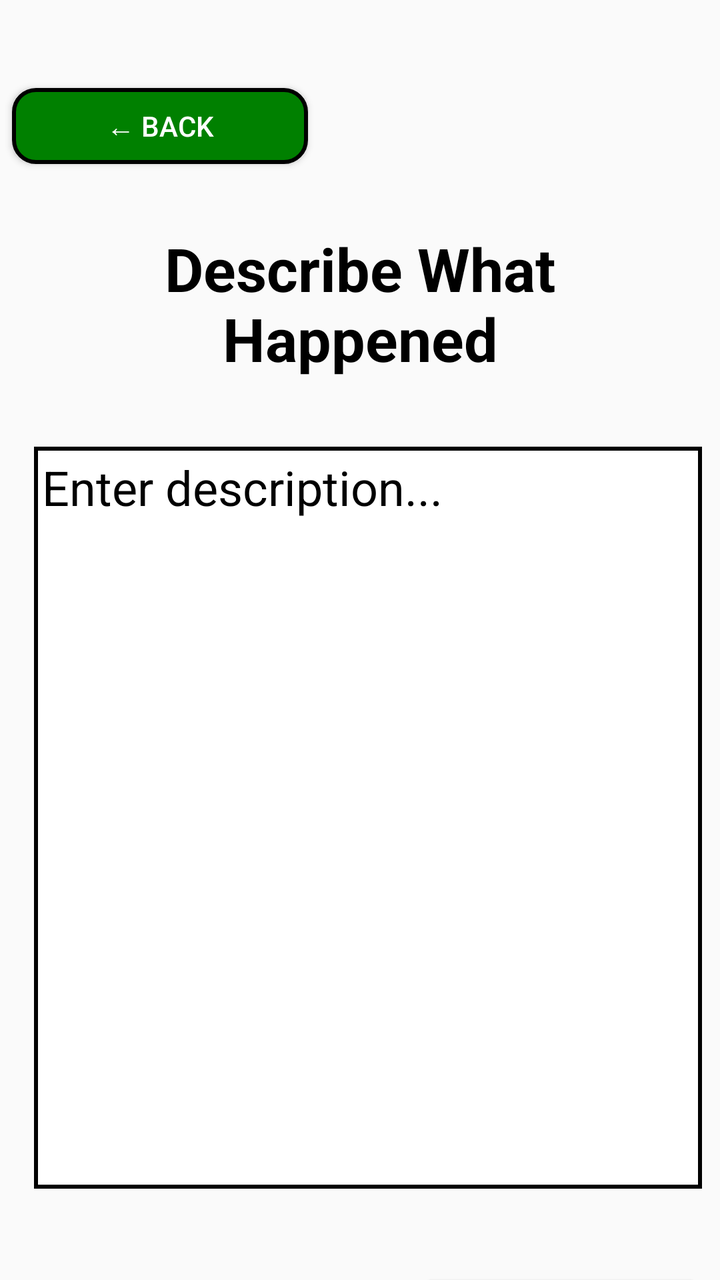
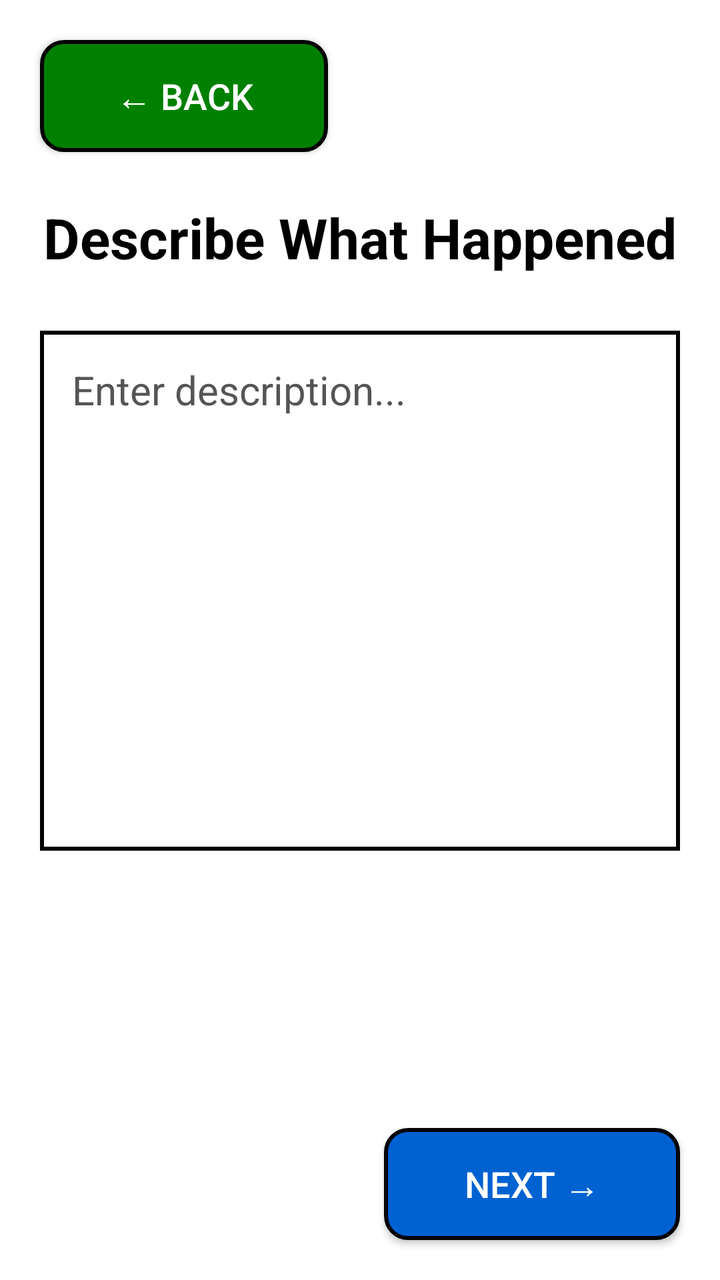

Two renders of the same Android screen: before a commit and after it. Below are the layout's source before the change and the commit's diff.
<!-- AndroidManifest.xml: application theme Theme.JavaReportingSystem -->
<!-- res/layout/activity_report_description.xml -->
<?xml version="1.0" encoding="utf-8"?>
<androidx.constraintlayout.widget.ConstraintLayout xmlns:android="http://schemas.android.com/apk/res/android"
    xmlns:app="http://schemas.android.com/apk/res-auto"
    xmlns:tools="http://schemas.android.com/tools"
    android:id="@+id/main"
    android:layout_width="match_parent"
    android:layout_height="match_parent"
    tools:context=".ui.ReportDescriptionActivity">

    
    <Button
        android:id="@+id/btnBack"
        android:layout_width="148dp"
        android:layout_height="38dp"
        android:layout_marginStart="6dp"
        android:layout_marginTop="44dp"
        android:background="@drawable/back_button"
        android:gravity="center"
        android:minWidth="0dp"
        android:minHeight="0dp"
        android:padding="0dp"
        android:text="← BACK"
        android:textAllCaps="false"
        android:textColor="@color/white"
        android:textSize="14sp"
        app:layout_constraintStart_toStartOf="parent"
        app:layout_constraintTop_toTopOf="parent" />

    
    <TextView
        android:id="@+id/tvHeading"
        android:layout_width="0dp"
        android:layout_height="wrap_content"
        android:layout_marginStart="24dp"
        android:layout_marginTop="32dp"
        android:layout_marginEnd="24dp"
        android:fontFamily="sans-serif"
        android:gravity="center"
        android:text="Describe What\nHappened"
        android:textColor="#000000"
        android:textSize="30sp"
        android:textStyle="bold"
        app:layout_constraintEnd_toEndOf="parent"
        app:layout_constraintStart_toStartOf="parent"
        app:layout_constraintTop_toBottomOf="@id/btnBack" />

    
    <EditText
        android:id="@+id/txtDescription"
        android:layout_width="334dp"
        android:layout_height="371dp"
        android:layout_marginStart="32dp"
        android:layout_marginTop="34dp"
        android:layout_marginEnd="24dp"
        android:layout_marginBottom="246dp"
        android:autofillHints="Type what happened"
        android:background="@drawable/description_border"
        android:gravity="top|start"
        android:hint="Enter description..."
        android:inputType="textMultiLine|textCapSentences"
        android:padding="4dp"
        android:scrollbars="vertical"
        android:textColor="@color/black"
        android:textColorHint="@color/black"
        android:textSize="24sp"
        app:layout_constraintBottom_toBottomOf="parent"
        app:layout_constraintEnd_toEndOf="parent"
        app:layout_constraintHeight_default="spread"
        app:layout_constraintStart_toStartOf="parent"
        app:layout_constraintTop_toBottomOf="@id/tvHeading"
        app:layout_constraintVertical_bias="0" />

    
    <Button
        android:id="@+id/btnNext"
        android:layout_width="148dp"
        android:layout_height="38dp"
        android:layout_marginTop="640dp"
        android:background="@drawable/next_button"
        android:gravity="center"
        android:minWidth="0dp"
        android:minHeight="0dp"
        android:padding="0dp"
        android:text="NEXT →"
        android:textAllCaps="false"
        android:textColor="@color/white"
        android:textSize="14sp"
        app:layout_constraintEnd_toEndOf="parent"
        app:layout_constraintHorizontal_bias="0.973"
        app:layout_constraintStart_toStartOf="parent"
        app:layout_constraintTop_toTopOf="parent" />


</androidx.constraintlayout.widget.ConstraintLayout>
<!-- resources referenced by this layout -->
<resources>
  <color name="black">#FF000000</color>
  <color name="white">#FFFFFFFF</color>
  <!-- drawable back_button (drawable) -->
  <?xml version="1.0" encoding="utf-8"?>
  <shape xmlns:android="http://schemas.android.com/apk/res/android"
      android:shape="rectangle">
  
      <solid android:color="#008000" />
  
      <stroke
          android:width="2dp"
          android:color="#000000" />
  
      <corners android:radius="11dp" />
  
  </shape>
  <!-- drawable description_border (drawable) -->
  <?xml version="1.0" encoding="utf-8"?>
  <shape xmlns:android="http://schemas.android.com/apk/res/android"
      android:shape="rectangle">
  
      <solid android:color="#FFFFFF" />
  
      <stroke
          android:width="2dp"
          android:color="#000000" />
  
      <corners android:radius="0dp" />
  
  </shape>
  <!-- drawable next_button (drawable) -->
  <?xml version="1.0" encoding="utf-8"?>
  <shape xmlns:android="http://schemas.android.com/apk/res/android"
      android:shape="rectangle">
  
      <solid android:color="#0062D1" />
  
      <stroke
          android:width="2dp"
          android:color="#000000" />
  
      <corners android:radius="11dp" />
  
  </shape>
  <style name="Theme.JavaReportingSystem" parent="Base.Theme.JavaReportingSystem" />
  <style name="Base.Theme.JavaReportingSystem" parent="Theme.AppCompat.DayNight.NoActionBar">
          
          
      </style>
</resources>

<!-- the commit's change to res/layout/activity_report_description.xml (unified diff, before → after) -->
@@ -5,90 +5,82 @@
     android:id="@+id/main"
     android:layout_width="match_parent"
     android:layout_height="match_parent"
+    android:background="@android:color/white"
     tools:context=".ui.ReportDescriptionActivity">
 
-    
     <Button
         android:id="@+id/btnBack"
-        android:layout_width="148dp"
-        android:layout_height="38dp"
-        android:layout_marginStart="6dp"
-        android:layout_marginTop="44dp"
+        android:layout_width="144dp"
+        android:layout_height="56dp"
+        android:layout_marginStart="20dp"
+        android:layout_marginTop="20dp"
         android:background="@drawable/back_button"
-        android:gravity="center"
-        android:minWidth="0dp"
-        android:minHeight="0dp"
-        android:padding="0dp"
-        android:text="← BACK"
+        android:text="@string/back"
         android:textAllCaps="false"
         android:textColor="@color/white"
-        android:textSize="14sp"
+        android:textSize="18sp"
         app:layout_constraintStart_toStartOf="parent"
         app:layout_constraintTop_toTopOf="parent" />
 
-    
-    <TextView
-        android:id="@+id/tvHeading"
+    <ScrollView
+        android:id="@+id/descriptionContent"
         android:layout_width="0dp"
-        android:layout_height="wrap_content"
-        android:layout_marginStart="24dp"
-        android:layout_marginTop="32dp"
-        android:layout_marginEnd="24dp"
-        android:fontFamily="sans-serif"
-        android:gravity="center"
-        android:text="Describe What\nHappened"
-        android:textColor="#000000"
-        android:textSize="30sp"
-        android:textStyle="bold"
+        android:layout_height="0dp"
+        android:fillViewport="true"
+        app:layout_constraintBottom_toTopOf="@id/btnNext"
         app:layout_constraintEnd_toEndOf="parent"
         app:layout_constraintStart_toStartOf="parent"
-        app:layout_constraintTop_toBottomOf="@id/btnBack" />
+        app:layout_constraintTop_toBottomOf="@id/btnBack">
 
-    
-    <EditText
-        android:id="@+id/txtDescription"
-        android:layout_width="334dp"
-        android:layout_height="371dp"
-        android:layout_marginStart="32dp"
-        android:layout_marginTop="34dp"
-        android:layout_marginEnd="24dp"
-        android:layout_marginBottom="246dp"
-        android:autofillHints="Type what happened"
-        android:background="@drawable/description_border"
-        android:gravity="top|start"
-        android:hint="Enter description..."
-        android:inputType="textMultiLine|textCapSentences"
-        android:padding="4dp"
-        android:scrollbars="vertical"
-        android:textColor="@color/black"
-        android:textColorHint="@color/black"
-        android:textSize="24sp"
-        app:layout_constraintBottom_toBottomOf="parent"
-        app:layout_constraintEnd_toEndOf="parent"
-        app:layout_constraintHeight_default="spread"
-        app:layout_constraintStart_toStartOf="parent"
-        app:layout_constraintTop_toBottomOf="@id/tvHeading"
-        app:layout_constraintVertical_bias="0" />
+        <LinearLayout
+            android:layout_width="match_parent"
+            android:layout_height="wrap_content"
+            android:orientation="vertical"
+            android:paddingStart="20dp"
+            android:paddingTop="24dp"
+            android:paddingEnd="20dp"
+            android:paddingBottom="20dp">
 
-    
+            <TextView
+                android:id="@+id/tvHeading"
+                android:layout_width="match_parent"
+                android:layout_height="wrap_content"
+                android:fontFamily="sans-serif"
+                android:gravity="center"
+                android:text="Describe What Happened"
+                android:textColor="@android:color/black"
+                android:textSize="28sp"
+                android:textStyle="bold" />
+
+            <EditText
+                android:id="@+id/txtDescription"
+                android:layout_width="match_parent"
+                android:layout_height="wrap_content"
+                android:layout_marginTop="28dp"
+                android:background="@drawable/description_border"
+                android:gravity="top|start"
+                android:hint="Enter description..."
+                android:inputType="textMultiLine|textCapSentences"
+                android:minHeight="260dp"
+                android:padding="16dp"
+                android:scrollbars="vertical"
+                android:textColor="@android:color/black"
+                android:textColorHint="#555555"
+                android:textSize="20sp" />
+        </LinearLayout>
+    </ScrollView>
+
     <Button
         android:id="@+id/btnNext"
         android:layout_width="148dp"
-        android:layout_height="38dp"
-        android:layout_marginTop="640dp"
+        android:layout_height="56dp"
+        android:layout_marginEnd="20dp"
+        android:layout_marginBottom="20dp"
         android:background="@drawable/next_button"
-        android:gravity="center"
-        android:minWidth="0dp"
-        android:minHeight="0dp"
-        android:padding="0dp"
-        android:text="NEXT →"
+        android:text="@string/next"
         android:textAllCaps="false"
         android:textColor="@color/white"
-        android:textSize="14sp"
-        app:layout_constraintEnd_toEndOf="parent"
-        app:layout_constraintHorizontal_bias="0.973"
-        app:layout_constraintStart_toStartOf="parent"
-        app:layout_constraintTop_toTopOf="parent" />
-
-
+        android:textSize="18sp"
+        app:layout_constraintBottom_toBottomOf="parent"
+        app:layout_constraintEnd_toEndOf="parent" />
 </androidx.constraintlayout.widget.ConstraintLayout>
<!-- resource entries referenced after the edit -->
@@ -1,6 +1,5 @@
 <!-- resources referenced by this layout -->
 <resources>
-  <color name="black">#FF000000</color>
   <color name="white">#FFFFFFFF</color>
   <!-- drawable back_button (drawable) -->
   <?xml version="1.0" encoding="utf-8"?>
@@ -44,6 +43,8 @@
       <corners android:radius="11dp" />
   
   </shape>
+  <string name="back">← BACK</string>
+  <string name="next">NEXT →</string>
   <style name="Theme.JavaReportingSystem" parent="Base.Theme.JavaReportingSystem" />
   <style name="Base.Theme.JavaReportingSystem" parent="Theme.AppCompat.DayNight.NoActionBar">
           
